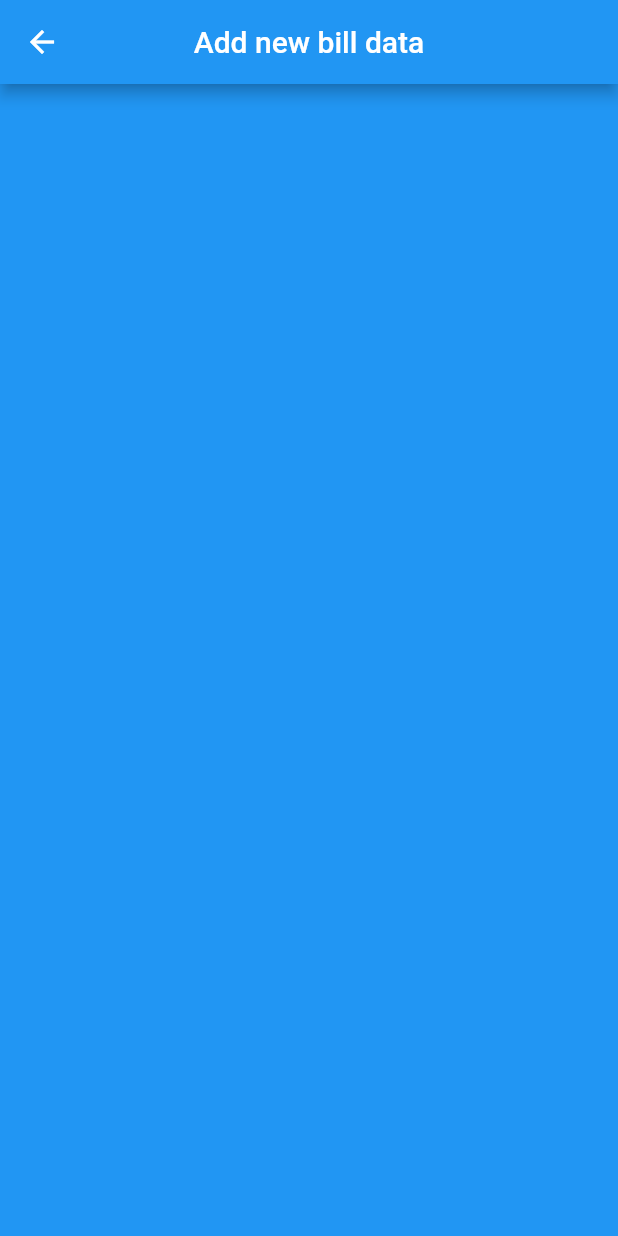
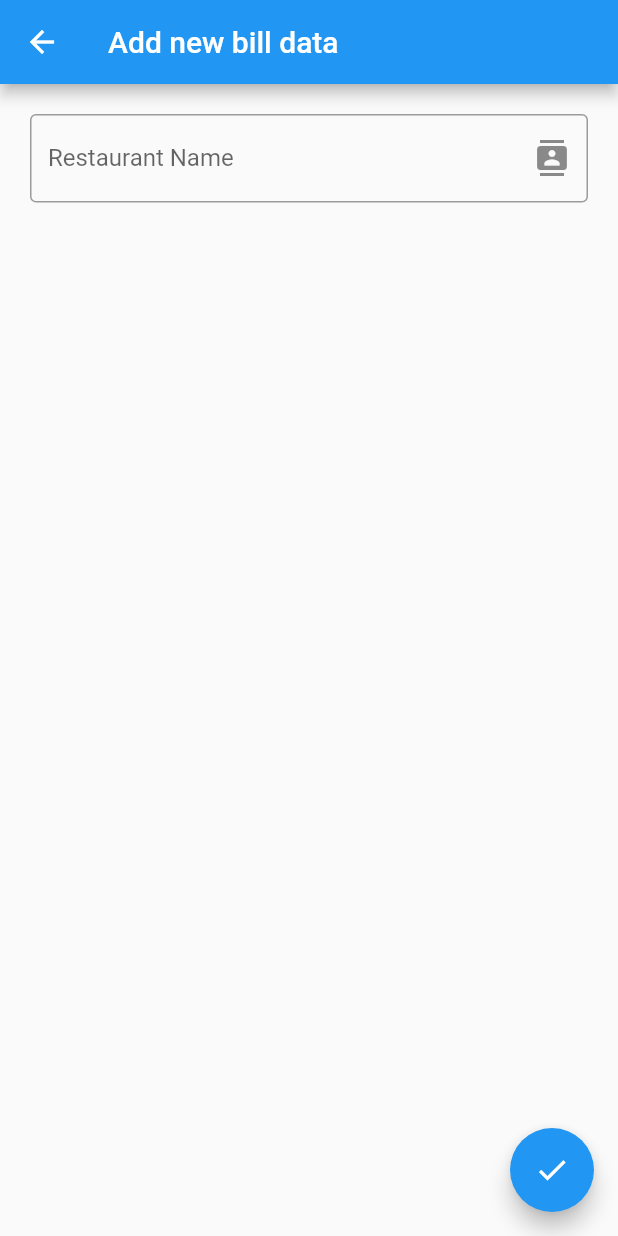
Before and after one commit to Xevenst/Split-Bill-Mobile-App, a Flutter app: the screen it shows after launch, after a tap on the "add" icon, on a phone screen of 412 x 824 dp. Run offline on Flutter 3.47's test engine with Material 2 defaults, Android fonts, the phone set to English and light mode, and no system bars.

Commit message:
Added more templates for addbill

```diff
--- a/lib/pages/addbill.dart
+++ /dev/null
@@ -1,30 +0,0 @@
-import 'package:flutter/material.dart';
-import 'package:flutter/src/widgets/framework.dart';
-import 'package:flutter/src/widgets/placeholder.dart';
-
-class AddBill extends StatefulWidget {
-  const AddBill({super.key});
-
-  @override
-  State<AddBill> createState() => _AddBillState();
-}
-
-class _AddBillState extends State<AddBill> {
-  @override
-  Widget build(BuildContext context) {
-    return MaterialApp(
-      home: Scaffold(
-        backgroundColor: Colors.blue,
-        appBar: AppBar(
-          leading: IconButton(
-            icon: Icon(Icons.arrow_back),
-            color:Colors.white,
-            onPressed: (){Navigator.pop(context);},
-          ),
-          centerTitle: true,
-          title: const Text('Add new bill data'),
-        ),
-      ),
-    );
-  }
-}
--- /dev/null
+++ b/lib/pages/addbillpage.dart
@@ -0,0 +1,68 @@
+import 'package:flutter/material.dart';
+import 'package:flutter/services.dart';
+import 'package:flutter/src/widgets/framework.dart';
+import 'package:flutter/src/widgets/placeholder.dart';
+import 'package:splitbill/pages/restaurantlistpage.dart';
+
+class AddBillPage extends StatefulWidget {
+  const AddBillPage({super.key});
+
+  @override
+  State<AddBillPage> createState() => _AddBillPageState();
+}
+
+class _AddBillPageState extends State<AddBillPage> {
+  @override
+  Widget build(BuildContext context) {
+    return Scaffold(
+      appBar: AppBar(
+        leading: IconButton(
+          icon: Icon(Icons.arrow_back),
+          // tooltip: 'Go back',
+          color:Colors.white,
+          onPressed: (){Navigator.pop(context);},
+        ),
+
+        centerTitle: false,
+        title: const Text('Add new bill data'),
+      ),
+      floatingActionButton: FloatingActionButton(
+        child: Icon(Icons.check),
+        onPressed: () {
+          if(checkValid())
+          {
+            //TODO: Put to hive box
+          }
+          else
+          {
+            //TODO: Put red fields on invalid/ empty input
+          }
+        },
+      ),
+
+      body: Column(
+        children: [
+          Padding(
+            padding: EdgeInsets.all(20),
+            child: TextFormField(
+              decoration: InputDecoration(
+                border: OutlineInputBorder(),
+                labelText: "Restaurant Name",
+                suffixIcon: IconButton(
+                  icon: Icon(Icons.contacts),
+                  onPressed: (){
+                    Navigator.push(context,MaterialPageRoute(builder: (context) => RestaurantListPage()));
+                  },
+                )
+              ),
+            ),
+          )
+        ],
+      ),
+    );
+  }
+
+  bool checkValid(){
+    return true;
+  }
+}
--- a/lib/pages/homepage.dart
+++ b/lib/pages/homepage.dart
@@ -1,7 +1,8 @@
 import 'package:flutter/material.dart';
 import 'package:flutter/src/widgets/framework.dart';
 import 'package:flutter/src/widgets/placeholder.dart';
-import 'package:splitbill/pages/addbill.dart';
+import 'package:splitbill/pages/addbillpage.dart';
+import 'package:splitbill/pages/settingspage.dart';
 
 class HomePage extends StatefulWidget {
   const HomePage({super.key});
@@ -15,8 +16,15 @@ class _HomePageState extends State<HomePage> {
   Widget build(BuildContext context) {
     return Scaffold(
       appBar: AppBar(
-        title: Text('Homepage'),
+        title: Text('Bill List'),
         backgroundColor: Colors.lightBlue,
+        actions: [
+          IconButton(
+            icon: Icon(Icons.settings),
+            color: Colors.white,
+            onPressed: (){Navigator.push(context, MaterialPageRoute(builder: ((context) => const SettingsPage())));},
+          ),
+        ],
       ),
       body: ListView.builder(
         itemCount: 3,
@@ -26,7 +34,7 @@ class _HomePageState extends State<HomePage> {
       ),
       floatingActionButton: FloatingActionButton(
         onPressed: (){
-          Navigator.push(context,MaterialPageRoute(builder: (context) => const AddBill(),));
+          Navigator.push(context,MaterialPageRoute(builder: (context) => const AddBillPage(),));
         },
         child: const Icon(Icons.add),
       ),
```
Also changed, not shown: lib/pages/backup.dart (added, +27 -0 lines), lib/pages/restaurantlistpage.dart (added, +27 -0 lines), lib/pages/settingspage.dart (added, +27 -0 lines), lib/pages/addcontact.dart (added).
